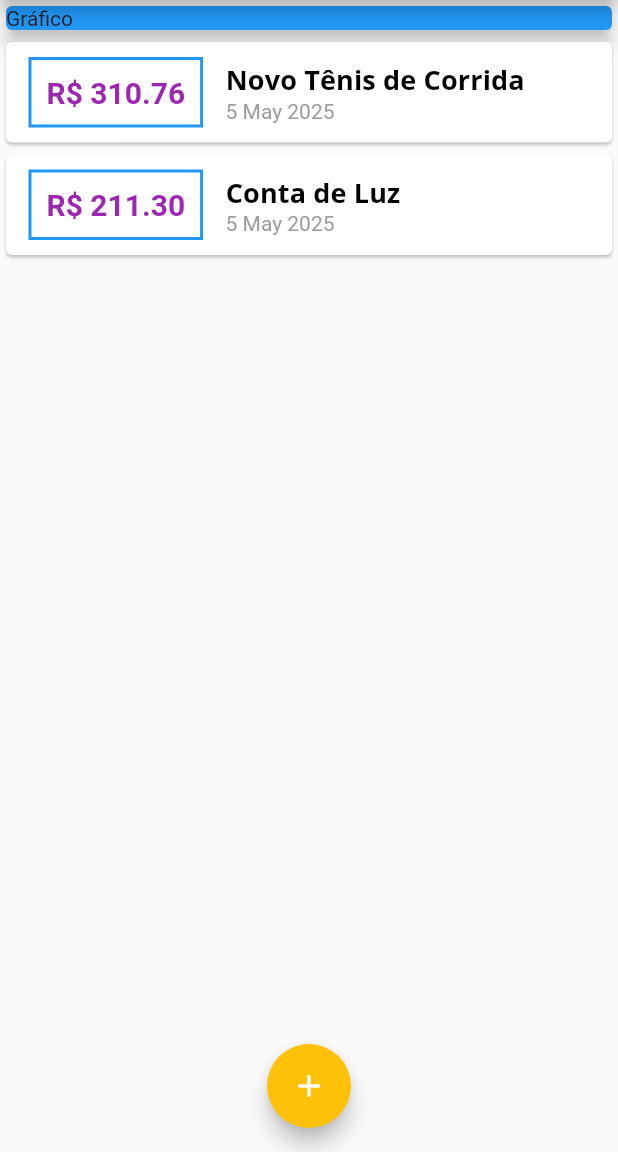
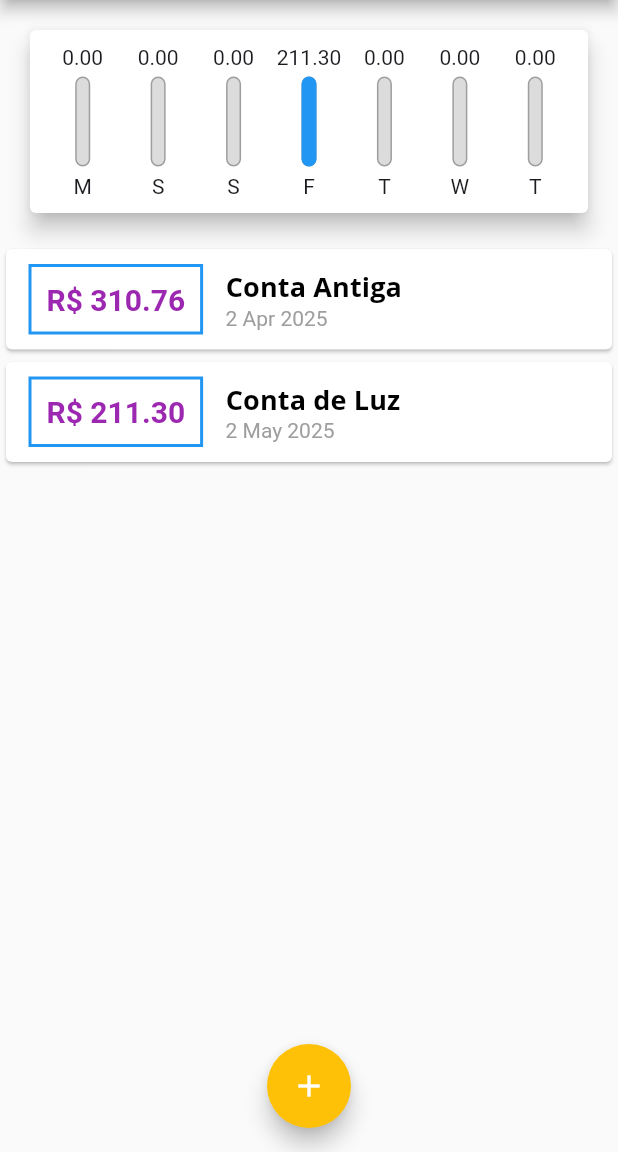
Before and after one commit to AndersonSilva88/app-despesas, a Flutter app: the screen it shows after launch, on a phone screen of 412 x 824 dp, the part 84-1236 px from its top. Run offline on Flutter 3.47's test engine with Material 3 defaults, Android fonts, the phone set to English and light mode, and no system bars.

Commit message:
incluindo chart e chart bar

```diff
--- /dev/null
+++ b/lib/components/chart.dart
@@ -0,0 +1,69 @@
+import 'package:expanses/components/chart_bar.dart';
+import 'package:expanses/models/transaction.dart';
+import 'package:intl/intl.dart';
+import 'package:flutter/material.dart';
+
+class Chart extends StatelessWidget {
+  final List<Transaction> recentTransaction;
+
+  Chart(this.recentTransaction);
+
+  List<Map<String, Object>> get groupedTransactions {
+    return List.generate(7, (index) {
+      final weekDay = DateTime.now().subtract(
+        Duration(days: index),
+      );
+
+      double totalSum = 0.0;
+
+      for (var i = 0; i < recentTransaction.length; i++) {
+        bool sameDay = recentTransaction[i].date.day == weekDay.day;
+        bool sameMonth = recentTransaction[i].date.month == weekDay.month;
+        bool sameYear = recentTransaction[i].date.year == weekDay.year;
+
+        if (sameDay && sameMonth && sameYear) {
+          totalSum += recentTransaction[i].value;
+        }
+      }
+
+      return {
+        'day': DateFormat.E().format(weekDay)[0],
+        'value': totalSum,
+      };
+    });
+  }
+
+  double get _weekTotalValue {
+    return groupedTransactions.fold(0.0, (sum, tr) {
+      return sum + (tr['value'] as double);
+    });
+  }
+
+  @override
+  Widget build(BuildContext context) {
+    groupedTransactions;
+
+    return Card(
+      elevation: 6,
+      margin: EdgeInsets.all(20),
+      child: Padding(
+        padding: const EdgeInsets.all(10),
+        child: Row(
+          mainAxisAlignment: MainAxisAlignment.spaceAround,
+          children: groupedTransactions.map((tr) {
+            return Flexible(
+              fit: FlexFit.tight,
+              child: ChartBar(
+                label: tr['day'] as String,
+                value: tr['value'] as double,
+                percentage: _weekTotalValue == 0
+                    ? 0
+                    : (tr['value'] as double) / _weekTotalValue,
+              ),
+            );
+          }).toList(),
+        ),
+      ),
+    );
+  }
+}
--- /dev/null
+++ b/lib/components/chart_bar.dart
@@ -0,0 +1,58 @@
+import 'package:flutter/material.dart';
+
+class ChartBar extends StatelessWidget {
+  final String label;
+  final double value;
+  final double percentage;
+
+  ChartBar({
+    required this.label,
+    required this.value,
+    required this.percentage,
+    Key? key,
+  }) : super(key: key);
+
+  @override
+  Widget build(BuildContext context) {
+    return Column(
+      children: [
+        FittedBox(
+          child: Text(value.toStringAsFixed(2)),
+        ),
+        SizedBox(
+          height: 5,
+        ),
+        Container(
+          height: 60,
+          width: 10,
+          child: Stack(
+            alignment: Alignment.bottomCenter,
+            children: [
+              Container(
+                decoration: BoxDecoration(
+                  border: Border.all(
+                    color: Colors.grey,
+                    width: 1.0,
+                  ),
+                  color: Color.fromRGBO(220, 220, 220, 1),
+                  borderRadius: BorderRadius.circular(10),
+                ),
+              ),
+              FractionallySizedBox(
+                heightFactor: percentage,
+                child: Container(
+                  decoration: BoxDecoration(
+                    color: Theme.of(context).primaryColor,
+                    borderRadius: BorderRadius.circular(10),
+                  ),
+                ),
+              ),
+            ],
+          ),
+        ),
+        const SizedBox(height: 5),
+        Text(label)
+      ],
+    );
+  }
+}
--- a/lib/main.dart
+++ b/lib/main.dart
@@ -1,3 +1,4 @@
+import 'package:expanses/components/chart.dart';
 import 'package:expanses/components/transaction_form.dart';
 import 'package:flutter/material.dart';
 import 'dart:math';
@@ -46,18 +47,26 @@
 class _MyHomePageState extends State<MyHomePage> {
   final _transactions = [
     Transaction(
-      id: 't1',
-      title: 'Novo Tênis de Corrida',
+      id: 't0',
+      title: 'Conta Antiga',
       value: 310.76,
-      date: DateTime.now(),
+      date: DateTime.now().subtract(Duration(days: 33)),
     ),
     Transaction(
       id: 't2',
       title: 'Conta de Luz',
       value: 211.30,
-      date: DateTime.now(),
+      date: DateTime.now().subtract(Duration(days: 3)),
     ),
   ];
+
+  List<Transaction> get _recentTransactions {
+    return _transactions.where((tr) {
+      return tr.date.isAfter(DateTime.now().subtract(
+        Duration(days: 7),
+      ));
+    }).toList();
+  }
 
   _addTransaction(String title, double value) {
     final newTransaction = Transaction(
@@ -99,14 +108,7 @@
         child: Column(
           crossAxisAlignment: CrossAxisAlignment.stretch,
           children: <Widget>[
-            Container(
-              width: double.infinity,
-              child: Card(
-                color: Colors.blue,
-                child: Text('Gráfico'),
-                elevation: 5,
-              ),
-            ),
+            Chart(_recentTransactions),
             TransactionList(_transactions),
           ],
         ),
```
